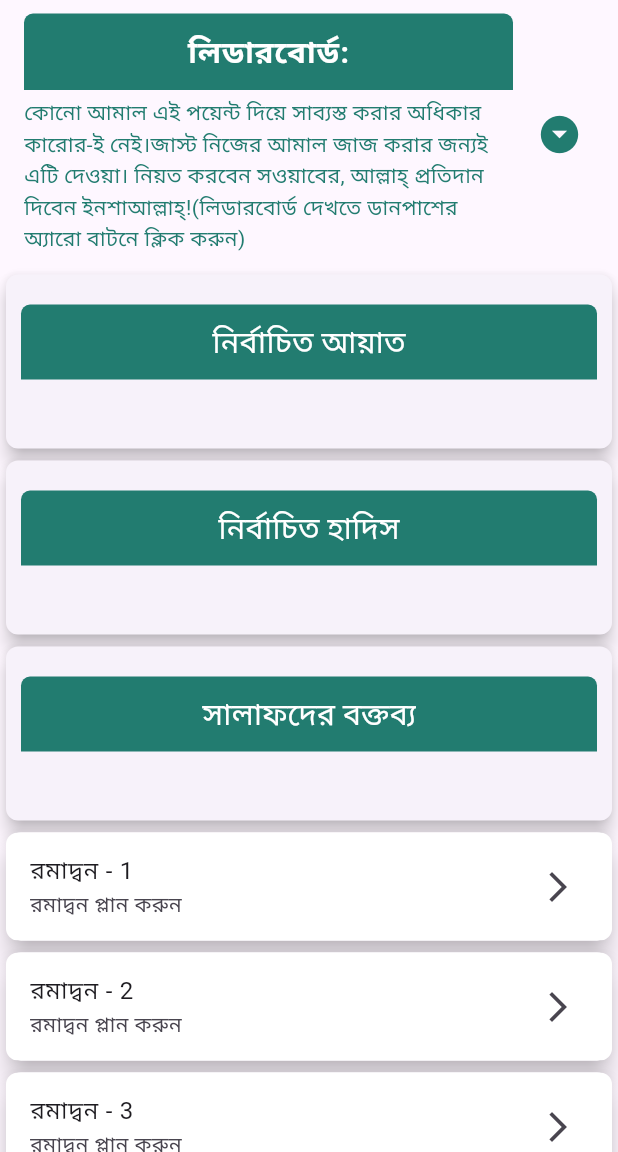
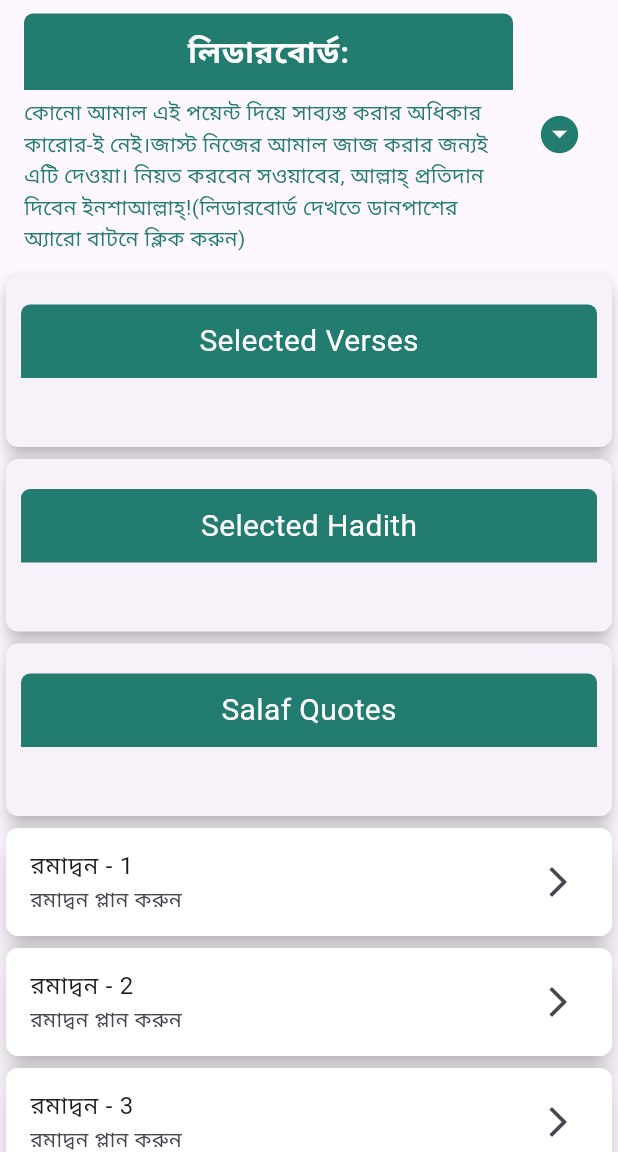
Before and after one commit to rahatcse5bu/Ramadan-Tracker, a Flutter app: the DashboardView screen opened by its route, on a phone screen of 412 x 824 dp, the part 84-1236 px from its top. Run offline on Flutter 3.47's test engine with Material 3 defaults, Android fonts, the light colour scheme and no system bars; our stand-ins replace dartz, expandable_text, flutter_screenutil, fluttertoast, get, google_fonts and 3 more; accounts and stored records are empty; network calls fail.

Commit message:
translation added but some issue

```diff
--- a/lib/app/translation/translation_keys.dart
+++ b/lib/app/translation/translation_keys.dart
@@ -12,6 +12,12 @@ class TranslationKeys {
   static const String prayerTimes = 'prayer_times';
   static const String trackPrayers = 'track_prayers';
   static const String trackFasting = 'track_fasting';
+
+
+    static const String selectedVerses = 'selected_verses'; // New key
+      static const String selectedHadith = 'selected_hadith';
+  static const String salafQuotes = 'salaf_quotes';
+
 }
 
 // lib/app/translations/bn_BD/bn_bd_translations.dart
@@ -27,6 +33,11 @@ final Map<String, String> bnBd = {
   TranslationKeys.prayerTimes: 'নামাজের সময়',
   TranslationKeys.trackPrayers: 'নামাজ ট্র্যাক করুন',
   TranslationKeys.trackFasting: 'রোজা ট্র্যাক করুন',
+
+    TranslationKeys.selectedVerses: 'নির্বাচিত আয়াত',
+      TranslationKeys.selectedHadith: 'নির্বাচিত হাদিস',
+  TranslationKeys.salafQuotes: 'সালাফদের বক্তব্য',
+
 };
 
 // lib/app/translations/en_US/en_us_translations.dart
@@ -42,4 +53,9 @@ final Map<String, String> enUs = {
   TranslationKeys.prayerTimes: 'Prayer Times',
   TranslationKeys.trackPrayers: 'Track Prayers',
   TranslationKeys.trackFasting: 'Track Fasting',
+
+    TranslationKeys.selectedVerses: 'Selected Verses',
+  TranslationKeys.selectedHadith: 'Selected Hadith',
+  TranslationKeys.salafQuotes: 'Salaf Quotes',
+
 };
--- a/lib/modules/dashboard/controller/dashboard_controller.dart
+++ b/lib/modules/dashboard/controller/dashboard_controller.dart
@@ -4,6 +4,7 @@ import 'package:get/get.dart';
 import 'package:hijri/hijri_calendar.dart';
 import '../../../app/apis/api_helper.dart';
 import '../../../app/common/storage/storage_controller.dart';
+import '../../../app/common/utils/ramadan_utils.dart';
 import '../models/user_model.dart';
 
 class DashboardController extends GetxController {
@@ -21,12 +22,17 @@ class DashboardController extends GetxController {
   var current_month = HijriCalendar.now().getLongMonthName();
   var current_date = HijriCalendar.now().hDay;
   // final _random = new Random();
+  var username =''.obs;
   @override
   void onInit() {
     super.onInit();
     fetchDashboardData();
+    fetchLocalData();
   }
 
+  Future<void> fetchLocalData() async {
+username.value=await Utils. getUserName()??'';
+  }
   Future<void> fetchDashboardData() async {
     isLoading(true);
     await fetchAjkerAyat();
--- a/lib/modules/dashboard/widgets/quote_widget.dart
+++ b/lib/modules/dashboard/widgets/quote_widget.dart
@@ -1,9 +1,11 @@
 import 'package:expandable_text/expandable_text.dart';
 import 'package:flutter/cupertino.dart';
 import 'package:flutter/material.dart';
+import 'package:get/get.dart';
 import 'package:get/state_manager.dart';
 
 import '../../../app/constants/app_color.dart';
+import '../../../app/translation/translation_keys.dart';
 import '../controller/dashboard_controller.dart';
 
 class QuoteWidget extends GetWidget<DashboardController> {
@@ -22,6 +24,18 @@ class QuoteWidget extends GetWidget<DashboardController> {
         return controller.ajkerHadith.value;
       case 'salaf_quote':
         return controller.ajkerSalafQuote.value;
+      default:
+        return text;
+    }
+  }
+  String get displayTitle {
+    switch (type) {
+      case 'ajker_ayat':
+        return TranslationKeys.selectedVerses.tr;
+      case 'ajker_hadith':
+        return TranslationKeys.selectedHadith.tr;
+      case 'salaf_quote':
+        return TranslationKeys.salafQuotes.tr;
       default:
         return text;
     }
@@ -51,7 +65,7 @@ class QuoteWidget extends GetWidget<DashboardController> {
                         color: AppColors.primary),
                     child: Center(
                       child: Text(
-                        "${title}",
+                        "$displayTitle",
                         style: TextStyle(
                             // fontStyle: FontStyle.italic,
                             fontSize: 20,
```
Also changed, not shown: lib/app/common/utils/ramadan_utils.dart (+33 -0 lines), lib/app/translation/language_controller.dart (+22 -12 lines), lib/main.dart (+7 -4 lines), lib/modules/dashboard/view/dashboard_view.dart (+82 -2 lines).
